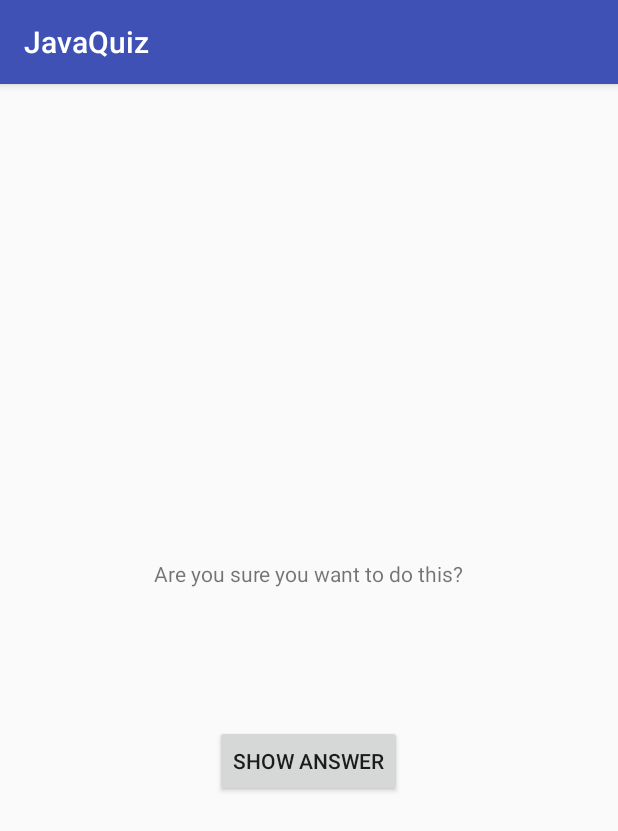
After one commit to rachelumunoz/JavaQuiz, an Android app: the CheatActivity screen opened directly, with no data from a screen before it, on a phone screen of 412 x 824 dp. The commit adds this screen. Shown: the top 831 px of the screen. Run offline under Robolectric (Android 15) with nearby library versions, the phone set to English and light mode, and no system bars.

Commit message:
Add second activity and string resources

```diff
--- a/app/src/main/AndroidManifest.xml
+++ b/app/src/main/AndroidManifest.xml
@@ -16,6 +16,8 @@
                 <category android:name="android.intent.category.LAUNCHER"/>
             </intent-filter>
         </activity>
+        <activity android:name=".CheatActivity">
+        </activity>
     </application>
 
 </manifest>
--- /dev/null
+++ b/app/src/main/java/io/rachelmunoz/javaquiz/CheatActivity.java
@@ -0,0 +1,13 @@
+package io.rachelmunoz.javaquiz;
+
+import android.support.v7.app.AppCompatActivity;
+import android.os.Bundle;
+
+public class CheatActivity extends AppCompatActivity {
+
+    @Override
+    protected void onCreate(Bundle savedInstanceState) {
+        super.onCreate(savedInstanceState);
+        setContentView(R.layout.activity_cheat);
+    }
+}
--- /dev/null
+++ b/app/src/main/res/layout/activity_cheat.xml
@@ -0,0 +1,30 @@
+<?xml version="1.0" encoding="utf-8"?>
+<LinearLayout
+    xmlns:android="http://schemas.android.com/apk/res/android"
+    xmlns:tools="http://schemas.android.com/tools"
+    android:layout_width="match_parent"
+    android:layout_height="match_parent"
+    android:gravity="center"
+    android:orientation="vertical"
+    tools:context="io.rachelmunoz.javaquiz.CheatActivity">
+
+    <TextView
+        android:layout_width="wrap_content"
+        android:layout_height="wrap_content"
+        android:padding="24dp"
+        android:text="@string/warning_text"/>
+
+    <TextView
+        android:id="@+id/answer_text_view"
+        android:layout_width="wrap_content"
+        android:layout_height="wrap_content"
+        android:padding="24dp"
+        tools:text="Answer"/>
+
+    <Button
+        android:id="@+id/show_answer_button"
+        android:layout_width="wrap_content"
+        android:layout_height="wrap_content"
+        android:text="@string/show_answer_button"/>
+
+</LinearLayout>
--- a/app/src/main/res/values/strings.xml
+++ b/app/src/main/res/values/strings.xml
@@ -12,4 +12,7 @@
 
     <string name="correct_toast">Correct!</string>
     <string name="incorrect_toast">Incorrect!</string>
+
+    <string name="warning_text">Are you sure you want to do this?</string>
+    <string name="show_answer_button">Show Answer</string>
 </resources>
```
